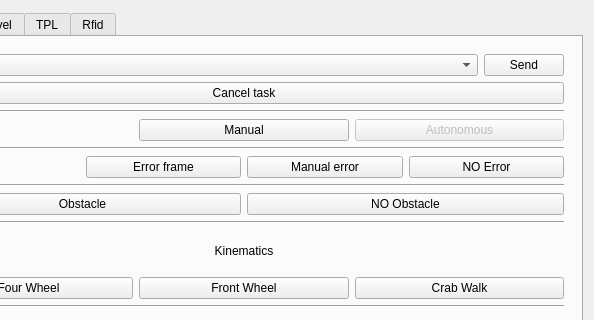
Qt form scripts/ui/mobile_app_sim.ui (agribot-2-0/agribot_simulation) before a commit; both pictures show x 106 to 700 and y 0 to 320 of the 700 by 422 pixel window.
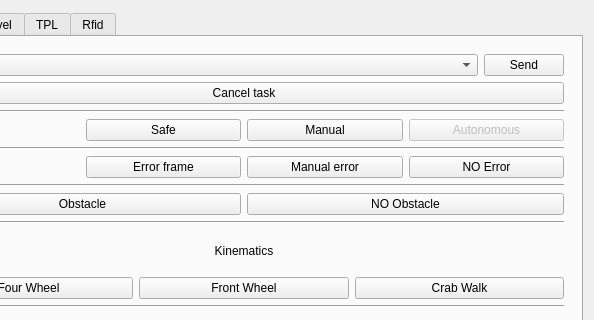
The same form after that commit.

Commit message: Added safe state button

Diff of the .ui file:
```diff
--- a/scripts/ui/mobile_app_sim.ui
+++ b/scripts/ui/mobile_app_sim.ui
@@ -95,6 +95,13 @@
                </property>
               </widget>
              </item>
+             <item>
+              <widget class="QPushButton" name="button_safe">
+               <property name="text">
+                <string>Safe</string>
+               </property>
+              </widget>
+             </item>
              <item>
               <widget class="QPushButton" name="button_manual">
                <property name="text">
```
The commit also changes 1 other file.
